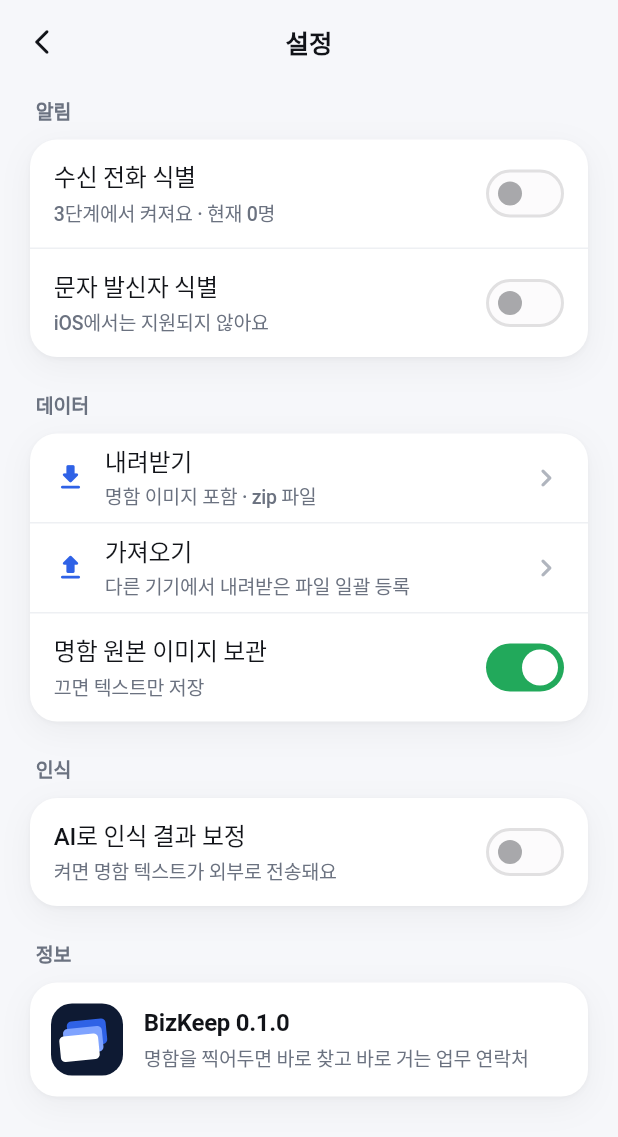
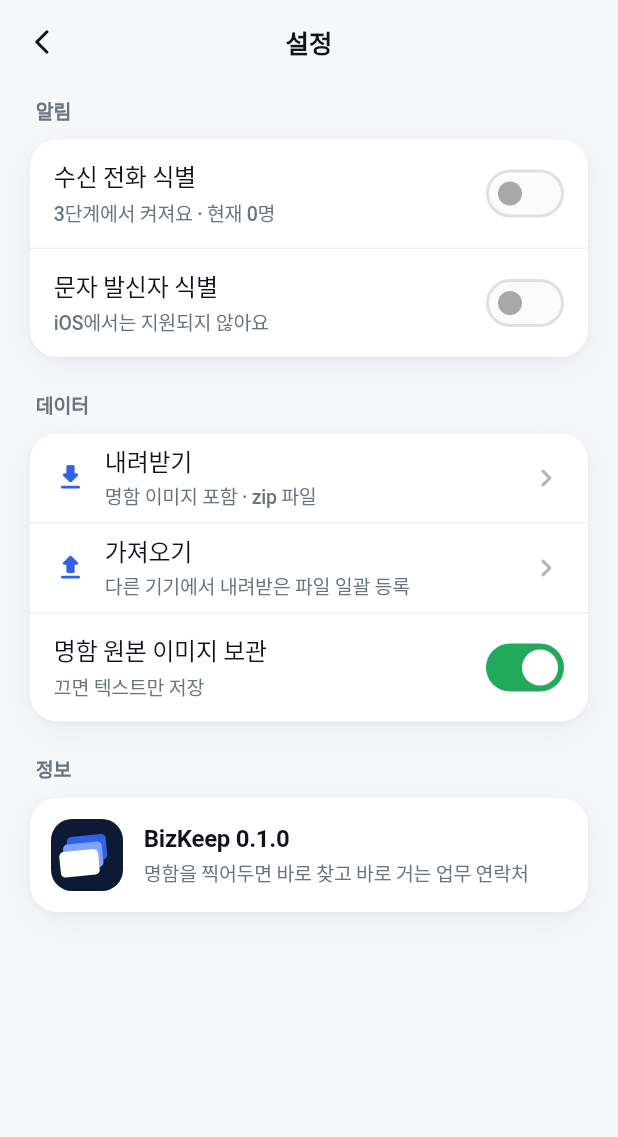
Before and after one commit to bts7623/bizKeep, a Flutter app: the screen it shows after launch, after a tap on the "settings" icon, on a phone screen of 412 x 824 dp. Shown: the top 1137 px of the screen. Run offline on Flutter 3.47's test engine with Material 3 defaults, Android fonts, the phone set to English and light mode, and no system bars; our stand-ins replace camera, drift, flutter_riverpod; accounts and stored records are empty; generated files the repository leaves out were written again; Roboto replaces fonts that are missing (NotoSansKR).

Commit message:
설정: AI 인식 보정 옵션 제거 (완전 오프라인 유지)
Co-Authored-By: Claude Fable 5.1 <noreply@anthropic.com>
Claude-Session: https://claude.ai/code/session_01CfdHoyLpEMx8jYZwRsQrFB

```diff
--- a/lib/features/settings/settings_screen.dart
+++ b/lib/features/settings/settings_screen.dart
@@ -28,10 +28,6 @@ class SettingsScreen extends ConsumerWidget {
             _Action(icon: Icons.download_rounded, title: '내려받기', sub: '명함 이미지 포함 · zip 파일', onTap: () => _soon(context)),
             _Action(icon: Icons.upload_rounded, title: '가져오기', sub: '다른 기기에서 내려받은 파일 일괄 등록', onTap: () => _soon(context)),
             const _Toggle(title: '명함 원본 이미지 보관', sub: '끄면 텍스트만 저장', value: true, enabled: false, last: true),
-          ]),
-          const SizedBox(height: 22),
-          const _Group(title: '인식', children: [
-            _Toggle(title: 'AI로 인식 결과 보정', sub: '켜면 명함 텍스트가 외부로 전송돼요', value: false, enabled: false, last: true),
           ]),
           const SizedBox(height: 22),
           _Group(title: '정보', children: [
```
Also changed, not shown: 2 other files.
